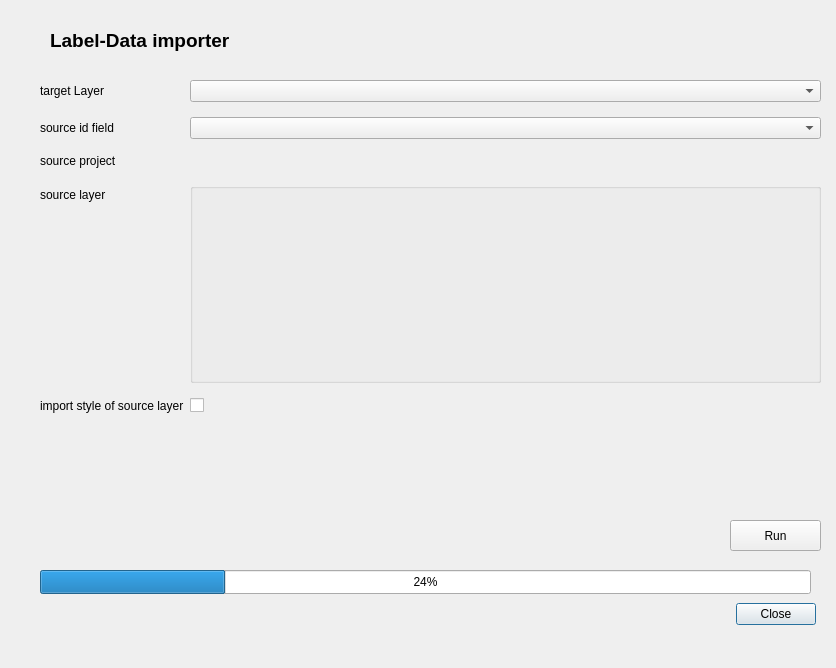
Old version of the form ui/label_importer_dialog_base.ui in the repository threalslimtobeeee/label_importer.
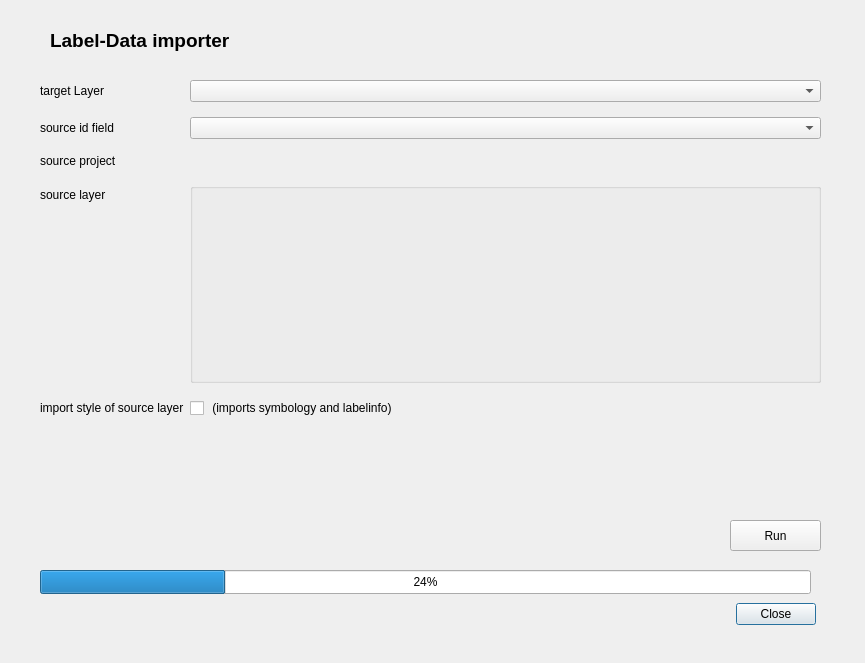
New version of the form. Custom widgets are drawn as their Qt base class.

What changed in the file:
```diff
--- a/ui/label_importer_dialog_base.ui
+++ b/ui/label_importer_dialog_base.ui
@@ -6,8 +6,8 @@
    <rect>
     <x>0</x>
     <y>0</y>
-    <width>836</width>
-    <height>668</height>
+    <width>865</width>
+    <height>663</height>
    </rect>
   </property>
   <property name="windowTitle">
@@ -92,7 +92,7 @@
     <item row="4" column="1">
      <widget class="QCheckBox" name="checkBox">
       <property name="text">
-       <string/>
+       <string> (imports symbology and labelinfo)</string>
       </property>
      </widget>
     </item>
```
